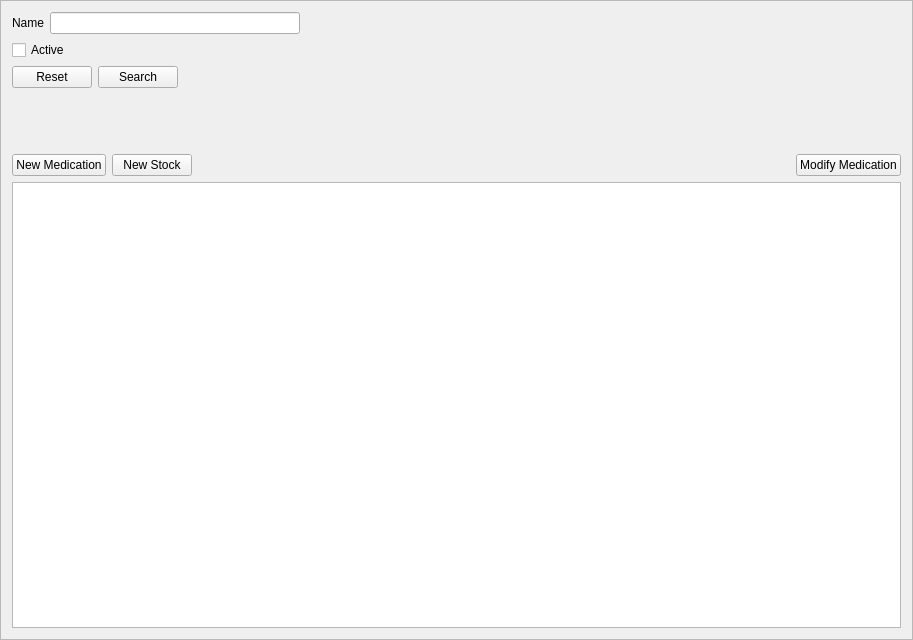
Before: the Qt Designer form mtrack/medicationsframe.ui in kyledevans/Medicine-Track, drawn with Qt 5.
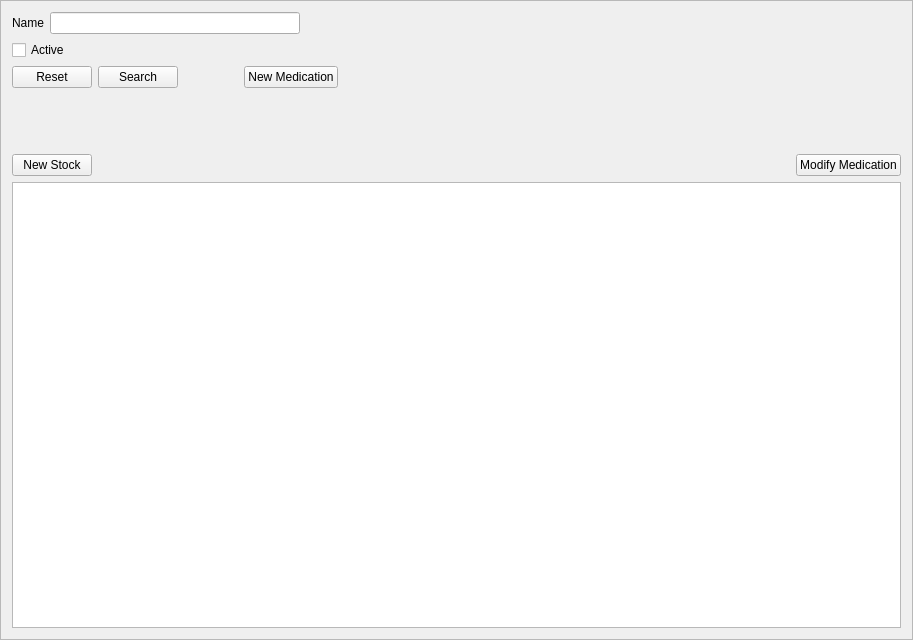
After: the same form once the commit is applied.

Commit message: Put all the UI's together. 	modified:   mtrack/mainwindow.cpp 	modified:   mtrack/medicationsframe.ui 	modified:   mtrack/prescriptionsframe.ui

```diff
--- a/mtrack/medicationsframe.ui
+++ b/mtrack/medicationsframe.ui
@@ -100,6 +100,29 @@
        </property>
       </widget>
      </item>
+     <item>
+      <spacer name="horizontalSpacer_5">
+       <property name="orientation">
+        <enum>Qt::Horizontal</enum>
+       </property>
+       <property name="sizeType">
+        <enum>QSizePolicy::Fixed</enum>
+       </property>
+       <property name="sizeHint" stdset="0">
+        <size>
+         <width>60</width>
+         <height>20</height>
+        </size>
+       </property>
+      </spacer>
+     </item>
+     <item>
+      <widget class="QPushButton" name="newMedicationButton">
+       <property name="text">
+        <string>New Medication</string>
+       </property>
+      </widget>
+     </item>
      <item>
       <spacer name="horizontalSpacer_3">
        <property name="orientation">
@@ -133,13 +156,6 @@
    </item>
    <item>
     <layout class="QHBoxLayout" name="horizontalLayout_4">
-     <item>
-      <widget class="QPushButton" name="newMedicationButton">
-       <property name="text">
-        <string>New Medication</string>
-       </property>
-      </widget>
-     </item>
      <item>
       <widget class="QPushButton" name="newStockButton">
        <property name="text">
```
The commit also changes 2 other files.
